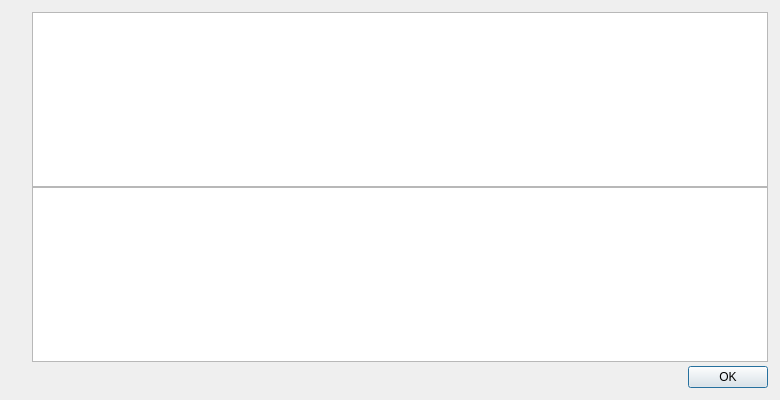
This is src/qt/forms/helpmessagedialog.ui in genisyskernel/koyotecoin as Qt 5 draws it before an edit. The edited form follows.
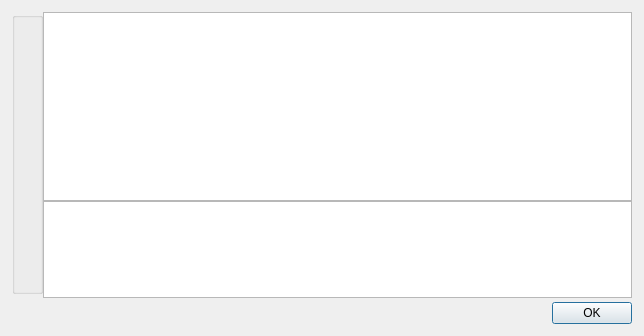
This is the edited form. Icons and pictures are not drawn.

Commit message:
koyotecoin: fix ui form - helpmessagedialog.ui
Koyotecoin: Fix UI Form - helpmessagedialog.ui

The edit to the form file:
```diff
--- a/src/qt/forms/helpmessagedialog.ui
+++ b/src/qt/forms/helpmessagedialog.ui
@@ -6,8 +6,8 @@
    <rect>
     <x>0</x>
     <y>0</y>
-    <width>780</width>
-    <height>400</height>
+    <width>644</width>
+    <height>336</height>
    </rect>
   </property>
   <layout class="QHBoxLayout" name="horizontalLayout_2">
@@ -27,15 +27,32 @@
     <number>12</number>
    </property>
    <item>
-    <layout class="QVBoxLayout" name="verticalLayoutLogo" stretch="0,0,0">
+    <layout class="QVBoxLayout" name="verticalLayoutLogo" stretch="0,0">
      <property name="leftMargin">
       <number>0</number>
      </property>
      <property name="topMargin">
-      <number>4</number>
+      <number>0</number>
      </property>
      <property name="rightMargin">
       <number>0</number>
+     </property>
+     <item>
+      <widget class="QGroupBox" name="groupBox">
+       <property name="title">
+        <string/>
+       </property>
+       <layout class="QVBoxLayout" name="verticalLayout_3">
+        <property name="topMargin">
+         <number>0</number>
+        </property>
+        <property name="bottomMargin">
+         <number>0</number>
+        </property>
+        <item>
+         <layout class="QVBoxLayout" name="verticalLayout_2">
+          <property name="spacing">
+           <number>55</number>
      </property>
      <item>
       <widget class="QLabel" name="aboutLogo">
@@ -58,7 +75,10 @@
         <bool>true</bool>
        </property>
        <property name="alignment">
-        <set>Qt::AlignLeading|Qt::AlignLeft|Qt::AlignTop</set>
+             <set>Qt::AlignCenter</set>
+            </property>
+            <property name="margin">
+             <number>1</number>
        </property>
       </widget>
      </item>
@@ -85,6 +105,20 @@
        <property name="scaledContents">
         <bool>true</bool>
        </property>
+            <property name="alignment">
+             <set>Qt::AlignCenter</set>
+            </property>
+            <property name="wordWrap">
+             <bool>false</bool>
+            </property>
+            <property name="margin">
+             <number>1</number>
+            </property>
+           </widget>
+          </item>
+         </layout>
+        </item>
+       </layout>
       </widget>
      </item>
      <item>
@@ -93,12 +127,12 @@
         <enum>Qt::Vertical</enum>
        </property>
        <property name="sizeType">
-        <enum>QSizePolicy::Preferred</enum>
+        <enum>QSizePolicy::Fixed</enum>
        </property>
        <property name="sizeHint" stdset="0">
         <size>
          <width>20</width>
-         <height>40</height>
+         <height>30</height>
         </size>
        </property>
       </spacer>
@@ -115,7 +149,14 @@
       </widget>
      </item>
      <item>
-      <widget class="QTextEdit" name="aboutMessage"/>
+      <widget class="QTextEdit" name="aboutMessage">
+       <property name="maximumSize">
+        <size>
+         <width>16777215</width>
+         <height>100</height>
+        </size>
+       </property>
+      </widget>
      </item>
      <item>
       <spacer name="verticalSpacer">
```
Lines whose indentation alone changed are shown as unchanged.
